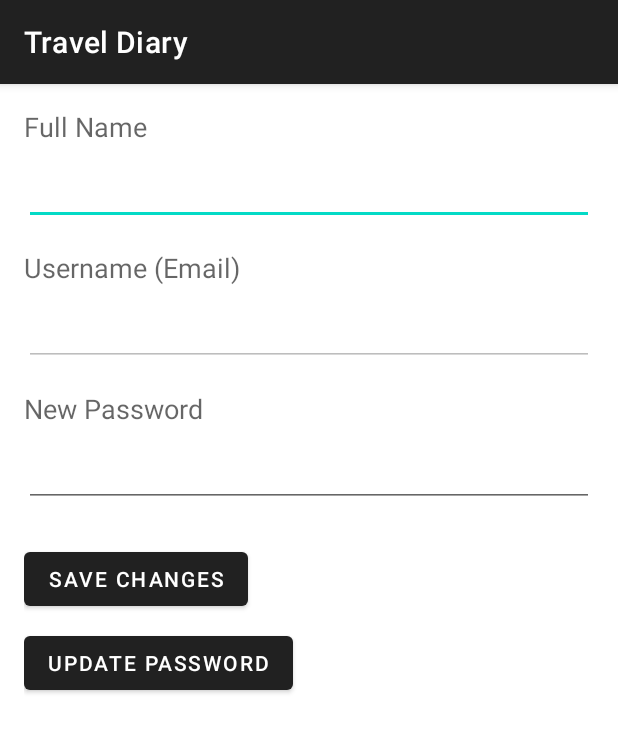
After one commit to MArhamAA/TravelDiaryApp, an Android app: the SettingsActivity screen opened directly, with no data from a screen before it, on a phone screen of 412 x 824 dp. The commit adds this screen. Shown: the top 732 px of the screen. Run offline under Robolectric (Android 15) with nearby library versions, the phone set to English and light mode, and no system bars; our stand-ins replace Firebase (no records; nobody signed in at launch, a user with empty details on screens opened directly).

Commit message:
Add sign in facility, settings

```diff
--- a/app/src/main/AndroidManifest.xml
+++ b/app/src/main/AndroidManifest.xml
@@ -16,6 +16,9 @@
         android:supportsRtl="true"
         android:theme="@style/Theme.TravelDiary"
         tools:targetApi="31">
+        <activity
+            android:name=".SettingsActivity"
+            android:exported="false" />
         <activity
             android:name=".MapsActivity"
             android:exported="false"
@@ -42,6 +45,7 @@
                 <category android:name="android.intent.category.LAUNCHER" />
             </intent-filter>
         </activity>
+
         <meta-data
             android:name="com.google.android.geo.API_KEY"
             android:value="AIzaSyAemnekhydGU5dP27dtLzgagP4eejC3mYk" />
--- /dev/null
+++ b/app/src/main/java/com/example/traveldiary/SettingsActivity.kt
@@ -0,0 +1,103 @@
+package com.example.traveldiary
+
+import android.annotation.SuppressLint
+import androidx.appcompat.app.AppCompatActivity
+import android.os.Bundle
+import android.widget.Button
+import android.widget.EditText
+import android.widget.Toast
+import com.google.firebase.auth.FirebaseAuth
+import com.google.firebase.auth.UserProfileChangeRequest
+import com.google.firebase.database.DatabaseReference
+import com.google.firebase.database.FirebaseDatabase
+
+class SettingsActivity : AppCompatActivity() {
+
+    private lateinit var auth: FirebaseAuth
+    private lateinit var databaseRef: DatabaseReference
+
+    private lateinit var editTextFullName: EditText
+    private lateinit var editTextUsername: EditText
+    private lateinit var editTextNewPassword: EditText
+
+    @SuppressLint("MissingInflatedId")
+    override fun onCreate(savedInstanceState: Bundle?) {
+        super.onCreate(savedInstanceState)
+        setContentView(R.layout.activity_settings)
+
+        auth = FirebaseAuth.getInstance()
+        databaseRef = FirebaseDatabase.getInstance().reference.child("Users")
+
+        editTextFullName = findViewById(R.id.editTextFullName)
+        editTextUsername = findViewById(R.id.editTextUsername)
+        editTextNewPassword = findViewById(R.id.editTextNewPassword)
+
+        loadUserData()
+
+        val saveChangesButton: Button = findViewById(R.id.saveChangesButton)
+        saveChangesButton.setOnClickListener {
+            saveChanges()
+        }
+
+        val updatePasswordButton: Button = findViewById(R.id.updatePasswordButton)
+        updatePasswordButton.setOnClickListener {
+            updatePassword()
+        }
+    }
+
+    private fun loadUserData() {
+        val currentUser = auth.currentUser
+        currentUser?.let { user ->
+            editTextFullName.setText(user.displayName)
+            editTextUsername.setText(user.email)
+        }
+    }
+
+    private fun saveChanges() {
+        val currentUser = auth.currentUser
+        val newFullName = editTextFullName.text.toString()
+        val newUsername = editTextUsername.text.toString()
+
+        val encodedEmail = currentUser?.email.toString().replace(".", "_dot_").replace("@", "_at_")
+        val userRef =  databaseRef.child(encodedEmail)
+
+        currentUser?.let { user ->
+            // Update display name in Firebase Authentication
+            val profileUpdates = UserProfileChangeRequest.Builder()
+                .setDisplayName(newFullName)
+                .build()
+
+            user.updateProfile(profileUpdates)
+                .addOnCompleteListener { task ->
+                    if (task.isSuccessful) {
+                        // Update username in Realtime Database or Firestore
+                        userRef.child("fullName").setValue(newFullName)
+                        userRef.child("username").setValue(newUsername)
+
+                        Toast.makeText(this, "Changes saved successfully", Toast.LENGTH_SHORT).show()
+                    } else {
+                        Toast.makeText(this, "Failed to save changes", Toast.LENGTH_SHORT).show()
+                    }
+                }
+        }
+    }
+
+    private fun updatePassword() {
+        val currentUser = auth.currentUser
+        val newPassword = editTextNewPassword.text.toString()
+
+//        val encodedEmail = currentUser?.email.toString().replace(".", "_dot_").replace("@", "_at_")
+//        val userRef =  databaseRef.child(encodedEmail)
+
+        currentUser?.let { user ->
+            user.updatePassword(newPassword)
+                .addOnCompleteListener { task ->
+                    if (task.isSuccessful) {
+                        Toast.makeText(this, "Password updated successfully", Toast.LENGTH_SHORT).show()
+                    } else {
+                        Toast.makeText(this, "Failed to update password", Toast.LENGTH_SHORT).show()
+                    }
+                }
+        }
+    }
+}
--- /dev/null
+++ b/app/src/main/res/layout/activity_settings.xml
@@ -0,0 +1,73 @@
+<?xml version="1.0" encoding="utf-8"?>
+<RelativeLayout xmlns:android="http://schemas.android.com/apk/res/android"
+    android:layout_width="match_parent"
+    android:layout_height="match_parent"
+    android:padding="16dp">
+
+    <TextView
+        android:id="@+id/textViewFullName"
+        android:layout_width="wrap_content"
+        android:layout_height="wrap_content"
+        android:text="Full Name"
+        android:textAppearance="?android:attr/textAppearanceMedium" />
+
+    <EditText
+        android:id="@+id/editTextFullName"
+        android:layout_width="match_parent"
+        android:layout_height="wrap_content"
+        android:layout_below="@id/textViewFullName"
+        android:layout_marginTop="8dp"
+        android:inputType="textPersonName" />
+
+    <TextView
+        android:id="@+id/textViewUsername"
+        android:layout_width="wrap_content"
+        android:layout_height="wrap_content"
+        android:layout_below="@id/editTextFullName"
+        android:layout_marginTop="16dp"
+        android:text="Username (Email)"
+        android:textAppearance="?android:attr/textAppearanceMedium" />
+
+    <EditText
+        android:id="@+id/editTextUsername"
+        android:layout_width="match_parent"
+        android:layout_height="wrap_content"
+        android:layout_below="@id/textViewUsername"
+        android:layout_marginTop="8dp"
+        android:inputType="textEmailAddress"
+        android:enabled="false" />
+
+    <TextView
+        android:id="@+id/textViewNewPassword"
+        android:layout_width="wrap_content"
+        android:layout_height="wrap_content"
+        android:layout_below="@id/editTextUsername"
+        android:layout_marginTop="16dp"
+        android:text="New Password"
+        android:textAppearance="?android:attr/textAppearanceMedium" />
+
+    <EditText
+        android:id="@+id/editTextNewPassword"
+        android:layout_width="match_parent"
+        android:layout_height="wrap_content"
+        android:layout_below="@id/textViewNewPassword"
+        android:layout_marginTop="8dp"
+        android:inputType="textPassword" />
+
+    <Button
+        android:id="@+id/saveChangesButton"
+        android:layout_width="wrap_content"
+        android:layout_height="wrap_content"
+        android:layout_below="@id/editTextNewPassword"
+        android:layout_marginTop="24dp"
+        android:text="Save Changes" />
+
+    <Button
+        android:id="@+id/updatePasswordButton"
+        android:layout_width="wrap_content"
+        android:layout_height="wrap_content"
+        android:layout_below="@id/saveChangesButton"
+        android:layout_marginTop="8dp"
+        android:text="Update Password" />
+
+</RelativeLayout>
```
Also changed, not shown: app/src/main/java/com/example/traveldiary/HomeActivity.kt (+65 -9 lines), app/src/main/java/com/example/traveldiary/MainActivity.kt (+23 -0 lines), app/src/main/java/com/example/traveldiary/SignInActivity.kt (+25 -3 lines).
